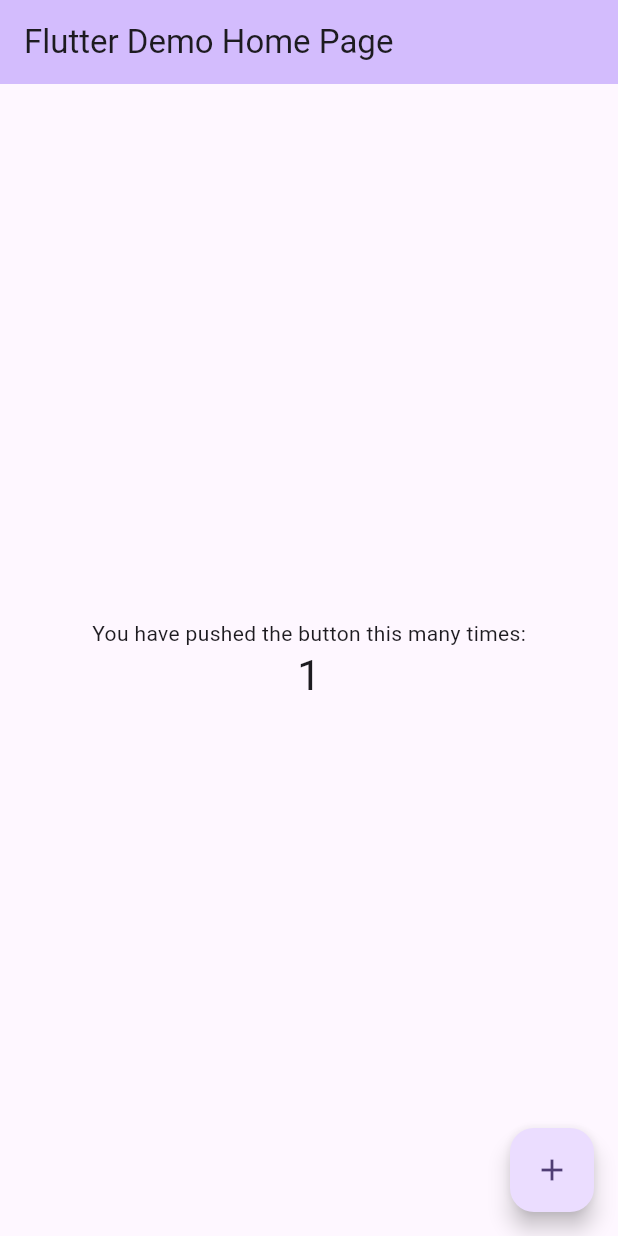
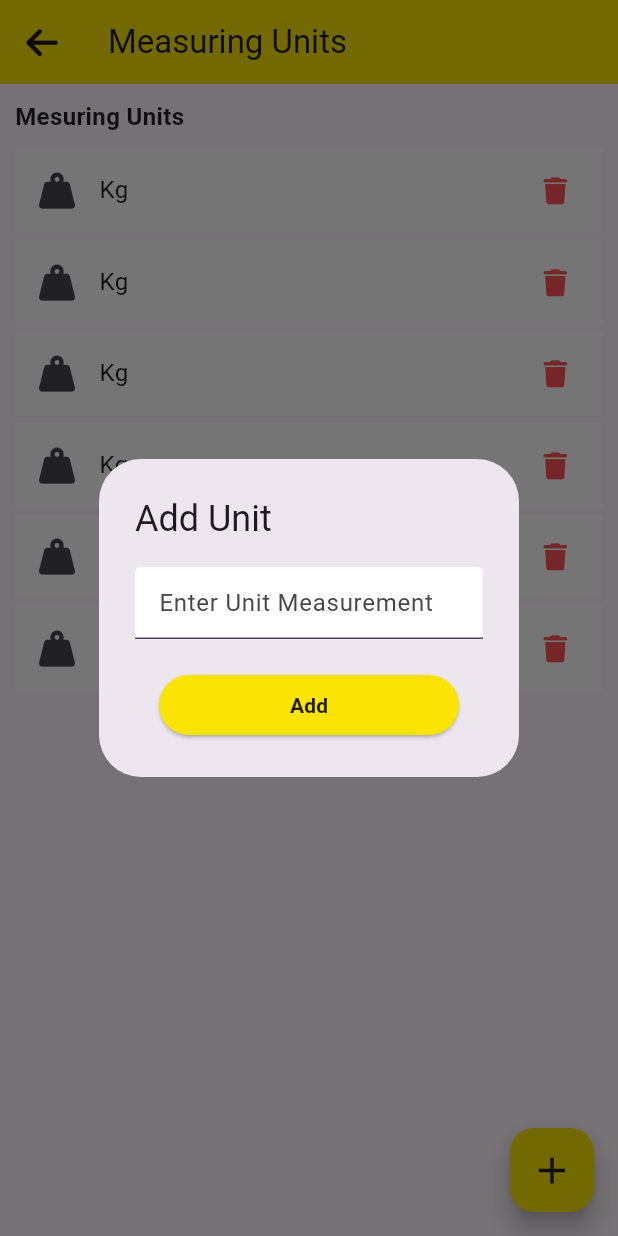
Before and after one commit to TLCInfotech/sweet_shop_app, a Flutter app: the screen it shows after launch, after a tap on the "add" icon, on a phone screen of 412 x 824 dp. Run offline on Flutter 3.47's test engine with Material 3 defaults, Android fonts, the light colour scheme and no system bars; our stand-ins replace font_awesome_flutter.

Commit message:
Login and Unit Measuring Page

```diff
--- a/lib/main.dart
+++ b/lib/main.dart
@@ -1,4 +1,6 @@
 import 'package:flutter/material.dart';
+import 'package:sweet_shop_app/screens/Login.dart';
+import 'package:sweet_shop_app/screens/Units.dart';
 
 void main() {
   runApp(const MyApp());
@@ -31,95 +33,7 @@
         colorScheme: ColorScheme.fromSeed(seedColor: Colors.deepPurple),
         useMaterial3: true,
       ),
-      home: const MyHomePage(title: 'Flutter Demo Home Page'),
+      home: Units()
     );
   }
 }
-
-class MyHomePage extends StatefulWidget {
-  const MyHomePage({super.key, required this.title});
-
-  // This widget is the home page of your application. It is stateful, meaning
-  // that it has a State object (defined below) that contains fields that affect
-  // how it looks.
-
-  // This class is the configuration for the state. It holds the values (in this
-  // case the title) provided by the parent (in this case the App widget) and
-  // used by the build method of the State. Fields in a Widget subclass are
-  // always marked "final".
-
-  final String title;
-
-  @override
-  State<MyHomePage> createState() => _MyHomePageState();
-}
-
-class _MyHomePageState extends State<MyHomePage> {
-  int _counter = 0;
-
-  void _incrementCounter() {
-    setState(() {
-      // This call to setState tells the Flutter framework that something has
-      // changed in this State, which causes it to rerun the build method below
-      // so that the display can reflect the updated values. If we changed
-      // _counter without calling setState(), then the build method would not be
-      // called again, and so nothing would appear to happen.
-      _counter++;
-    });
-  }
-
-  @override
-  Widget build(BuildContext context) {
-    // This method is rerun every time setState is called, for instance as done
-    // by the _incrementCounter method above.
-    //
-    // The Flutter framework has been optimized to make rerunning build methods
-    // fast, so that you can just rebuild anything that needs updating rather
-    // than having to individually change instances of widgets.
-    return Scaffold(
-      appBar: AppBar(
-        // TRY THIS: Try changing the color here to a specific color (to
-        // Colors.amber, perhaps?) and trigger a hot reload to see the AppBar
-        // change color while the other colors stay the same.
-        backgroundColor: Theme.of(context).colorScheme.inversePrimary,
-        // Here we take the value from the MyHomePage object that was created by
-        // the App.build method, and use it to set our appbar title.
-        title: Text(widget.title),
-      ),
-      body: Center(
-        // Center is a layout widget. It takes a single child and positions it
-        // in the middle of the parent.
-        child: Column(
-          // Column is also a layout widget. It takes a list of children and
-          // arranges them vertically. By default, it sizes itself to fit its
-          // children horizontally, and tries to be as tall as its parent.
-          //
-          // Column has various properties to control how it sizes itself and
-          // how it positions its children. Here we use mainAxisAlignment to
-          // center the children vertically; the main axis here is the vertical
-          // axis because Columns are vertical (the cross axis would be
-          // horizontal).
-          //
-          // TRY THIS: Invoke "debug painting" (choose the "Toggle Debug Paint"
-          // action in the IDE, or press "p" in the console), to see the
-          // wireframe for each widget.
-          mainAxisAlignment: MainAxisAlignment.center,
-          children: <Widget>[
-            const Text(
-              'You have pushed the button this many times:',
-            ),
-            Text(
-              '$_counter',
-              style: Theme.of(context).textTheme.headlineMedium,
-            ),
-          ],
-        ),
-      ),
-      floatingActionButton: FloatingActionButton(
-        onPressed: _incrementCounter,
-        tooltip: 'Increment',
-        child: const Icon(Icons.add),
-      ), // This trailing comma makes auto-formatting nicer for build methods.
-    );
-  }
-}
--- /dev/null
+++ b/lib/screens/Units.dart
@@ -0,0 +1,112 @@
+import 'package:flutter/material.dart';
+import 'package:font_awesome_flutter/font_awesome_flutter.dart';
+
+class Units extends StatefulWidget {
+  const Units({super.key});
+
+  @override
+  State<Units> createState() => _UnitsState();
+}
+
+class _UnitsState extends State<Units> {
+  @override
+  Widget build(BuildContext context) {
+    return Scaffold(
+      appBar: PreferredSize(
+        preferredSize: AppBar().preferredSize,
+        child: AppBar(
+          backgroundColor: Color(0xFFFBE404),
+          leading: IconButton(
+            icon: FaIcon(FontAwesomeIcons.arrowLeft),
+            onPressed: () {},
+          ),
+          title: Text(
+            "Measuring Units",
+            style: TextStyle(color: Colors.black87),
+          ),
+        ),
+      ),
+      floatingActionButton: FloatingActionButton(
+          backgroundColor: Color(0xFFFBE404),
+          child: Icon(
+            Icons.add,
+            size: 30,
+            color: Colors.black87,
+          ),
+          onPressed: () {
+            showDialog(
+                context: context,
+                builder:(BuildContext context){
+                  return AlertDialog(
+
+                    title: Text("Add Unit"),
+                    content: Column(
+                      mainAxisSize: MainAxisSize.min,
+                      children: [
+                        TextFormField(
+                          decoration: InputDecoration(
+                            hintText: 'Enter Unit Measurement',
+                            filled: true,
+                            fillColor: Colors.white,
+                          ),
+                        ),
+                        SizedBox(height: 20,),
+                        Container(
+                          width: 200,
+                          child: ElevatedButton(
+                            style: ButtonStyle(backgroundColor: MaterialStateProperty.all(Color(0xFFFBE404))),
+                            onPressed: () {
+                              // Add login functionality
+                            },
+                            child: Text('Add',style: TextStyle(fontWeight: FontWeight.bold,color: Colors.black87),),
+                          ),
+                        ),
+                      ],
+                    ),
+                  );
+                });
+
+          }),
+      body: Container(
+        margin: EdgeInsets.all(10),
+        child: Column(
+          crossAxisAlignment: CrossAxisAlignment.start,
+          children: [
+            Text(
+              "Mesuring Units ",
+              style: TextStyle(
+                  color: Colors.black87,
+                  fontSize: 16,
+                  fontWeight: FontWeight.bold),
+            ),
+            SizedBox(
+              height: 10,
+            ),
+            Expanded(
+                child: ListView.separated(
+              itemCount: [1, 2, 3, 4, 5, 6].length,
+              itemBuilder: (BuildContext context, int index) {
+                return ListTile(
+                  tileColor: Colors.white,
+                  title: Text("Kg"),
+                  leading: FaIcon(FontAwesomeIcons.weightHanging),
+                  trailing: FaIcon(
+                    FontAwesomeIcons.trash,
+                    size: 18,
+                    color: Colors.redAccent,
+                  ),
+                );
+              },
+              separatorBuilder: (BuildContext context, int index) {
+                return SizedBox(
+                  height: 5,
+                );
+              },
+            ))
+
+          ],
+        ),
+      ),
+    );
+  }
+}
```
Also changed, not shown: lib/screens/Login.dart (added, +95 -0 lines), pubspec.yaml (+3 -4 lines), 1 other file.
